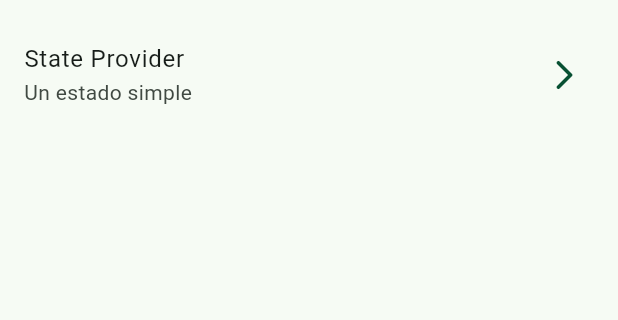
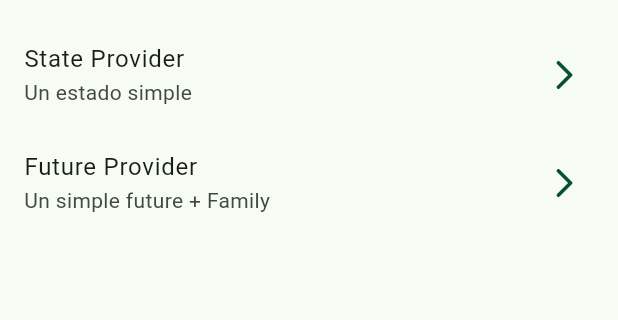
Before and after one commit to KevinBSC97/river_app, a Flutter app: the screen it shows after launch, on a phone screen of 412 x 824 dp, the part 63-383 px from its top. Run offline on Flutter 3.47's test engine with Material 3 defaults, Android fonts, the phone set to English and light mode, and no system bars; our stand-ins replace dio, flutter_riverpod, go_router, google_fonts; missing offline and left inert: random_name_generator.

Commit message:
future provider

```diff
--- a/lib/config/config.dart
+++ b/lib/config/config.dart
@@ -1,3 +1,4 @@
 export 'theme/app_theme.dart';
 export 'router/app_router.dart';
 export 'helpers/random_generator.dart';
+export 'helpers/pokemon_service.dart';
--- a/lib/config/router/app_router.dart
+++ b/lib/config/router/app_router.dart
@@ -11,5 +11,9 @@ final appRouter = GoRouter(
       path: '/state-provider',
       builder: (context, state) => const StateProviderScreen(),
     ),
+    GoRoute(
+      path: '/future-provider',
+      builder: (context, state) => const PokemonScreen(),
+    )
   ]
 );
--- a/lib/presentation/providers/providers.dart
+++ b/lib/presentation/providers/providers.dart
@@ -1 +1,2 @@
 export 'random_name_provider.dart';
+export 'pokemon_provider.dart';
--- a/lib/presentation/screens/home/home_screen.dart
+++ b/lib/presentation/screens/home/home_screen.dart
@@ -27,7 +27,11 @@ class _HomeScreenView extends StatelessWidget {
           title: 'State Provider',
           subTitle: 'Un estado simple',
           location: '/state-provider',
-
+        ),
+        _CustomListTile(
+          title: 'Future Provider',
+          subTitle: 'Un simple future + Family',
+          location: '/future-provider'
         )
       ],
     );
--- a/lib/presentation/screens/screens.dart
+++ b/lib/presentation/screens/screens.dart
@@ -1,2 +1,3 @@
 export 'home/home_screen.dart';
 export '01-state-provider/state_provider_screen.dart';
+export '02-future-provider/pokemon_screen.dart';
--- a/pubspec.yaml
+++ b/pubspec.yaml
@@ -7,6 +7,7 @@ environment:
   sdk: '>=3.1.2 <4.0.0'
 
 dependencies:
+  dio: ^5.4.0
   flutter:
     sdk: flutter
   flutter_riverpod: ^2.4.9
```
Also changed, not shown: lib/config/helpers/pokemon_service.dart (added, +15 -0 lines), lib/presentation/providers/pokemon_provider.dart (added, +18 -0 lines), lib/presentation/screens/02-future-provider/pokemon_screen.dart (added, +48 -0 lines), pubspec.lock.
